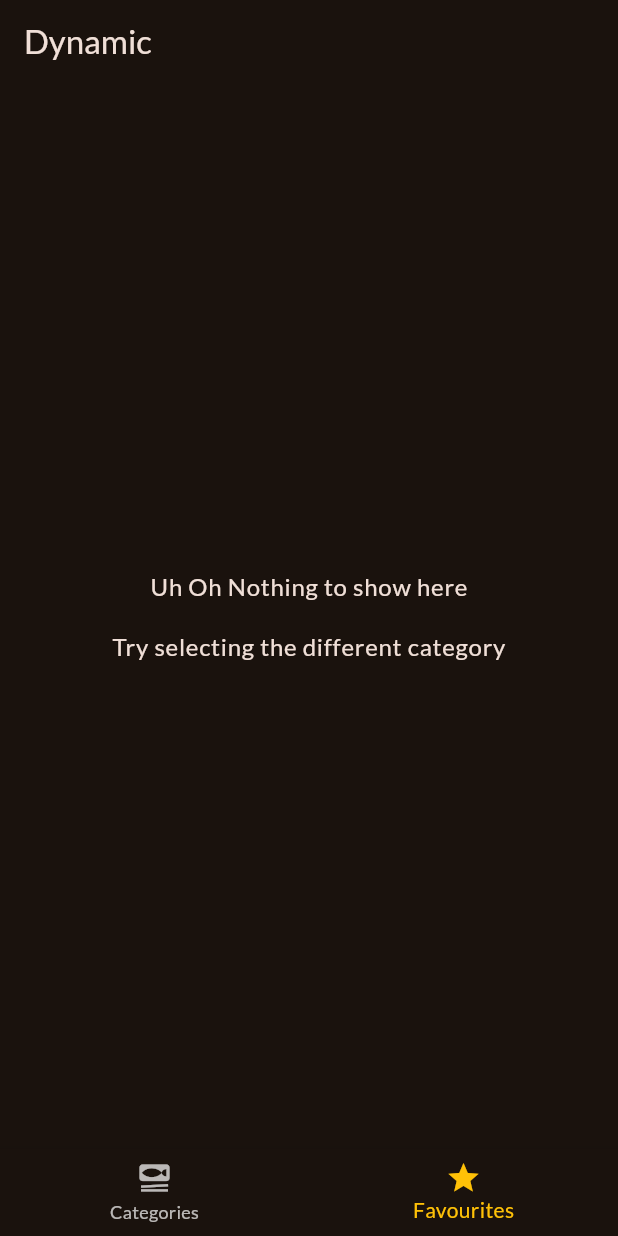
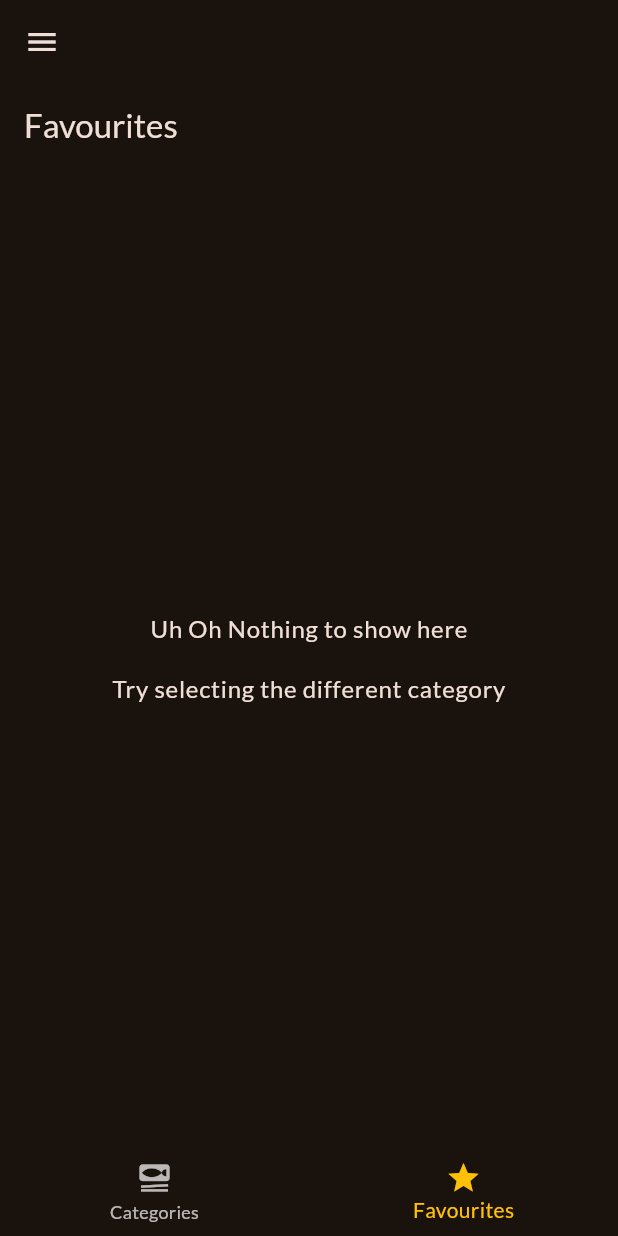
Before and after one commit to ebrahimmorkas/flutter_meals_app, a Flutter app: the screen it shows after launch, item 2 of the bottom bar chosen, on a phone screen of 412 x 824 dp. Run offline on Flutter 3.47's test engine with Material 3 defaults, Android fonts, the phone set to English and light mode, and no system bars; our stand-ins replace flutter_riverpod, google_fonts, transparent_image.

Commit message:
Single filter have been added and its state management is done through riverpod and meals are being filtered with the help of SwitchListTile widget

```diff
--- a/lib/screens/bottom_navigation_screen.dart
+++ b/lib/screens/bottom_navigation_screen.dart
@@ -2,6 +2,7 @@ import 'package:flutter/material.dart';
 import 'package:flutter_riverpod/flutter_riverpod.dart';
 import 'package:meals_app/models/meal.dart';
 import 'package:meals_app/screens/categories_screen.dart';
+import 'package:meals_app/screens/filters_screen.dart';
 import 'package:meals_app/screens/meals_screen.dart';
 import 'package:flutter_riverpod/flutter_riverpod.dart';
 import 'package:meals_app/providers/favourite_meals_provider.dart';
@@ -35,9 +36,79 @@ class _BottomNavigationScreenState
 
     List<Widget> bottom_navigation_widgets = [
       CategoriesScreen(),
-      MealsScreen(meals: favourites_meals, title: "Dynamic"),
+      MealsScreen(meals: favourites_meals, title: "Favourites"),
     ];
     return Scaffold(
+      appBar: AppBar(),
+      drawer: Drawer(
+        child: Column(
+          children: [
+            DrawerHeader(
+              decoration: BoxDecoration(
+                color: Colors.orangeAccent,
+              ),
+              child: Row(
+                children: [
+                  Icon(
+                    Icons.fastfood,
+                    size: 24.0,
+                    color: Colors.greenAccent,
+                  ),
+                  SizedBox(
+                    width: 10,
+                  ),
+                  Text(
+                    "Cooking.....",
+                    style: TextStyle(
+                      color: Colors.greenAccent,
+                      fontSize: 24,
+                      fontWeight: FontWeight.bold,
+                    ),
+                  ),
+                ],
+              ),
+            ),
+            ListTile(
+              leading: Icon(
+                Icons.settings,
+                size: 15.0,
+                color: Colors.green,
+              ),
+              title: Text(
+                "Settings",
+                style: TextStyle(
+                  color: Colors.green,
+                  fontSize: 15,
+                ),
+              ),
+            ),
+            ListTile(
+              onTap: () {
+                Navigator.push(
+                  context,
+                  MaterialPageRoute(
+                    builder: (context) {
+                      return FiltersScreen();
+                    },
+                  ),
+                );
+              },
+              leading: Icon(
+                Icons.filter,
+                size: 15.0,
+                color: Colors.green,
+              ),
+              title: Text(
+                "Filters",
+                style: TextStyle(
+                  color: Colors.green,
+                  fontSize: 15,
+                ),
+              ),
+            ),
+          ],
+        ),
+      ),
       body: Center(
         child: bottom_navigation_widgets.elementAt(selectedIndex),
       ),
--- a/lib/screens/meals_details.dart
+++ b/lib/screens/meals_details.dart
@@ -85,6 +85,7 @@ class _MealsDetailsState extends ConsumerState<MealsDetails> {
             ],
           ),
         ),
-        ));
+      ),
+    );
   }
 }
```
Also changed, not shown: lib/providers/gluten_free_meals_provider.dart (added, +51 -0 lines), lib/screens/categories_screen.dart (+7 -3 lines), lib/screens/filters_screen.dart (added, +31 -0 lines), lib/widgets/single_switch_tile_widget.dart (added, +32 -0 lines). Lines whose indentation alone changed are shown as unchanged.
